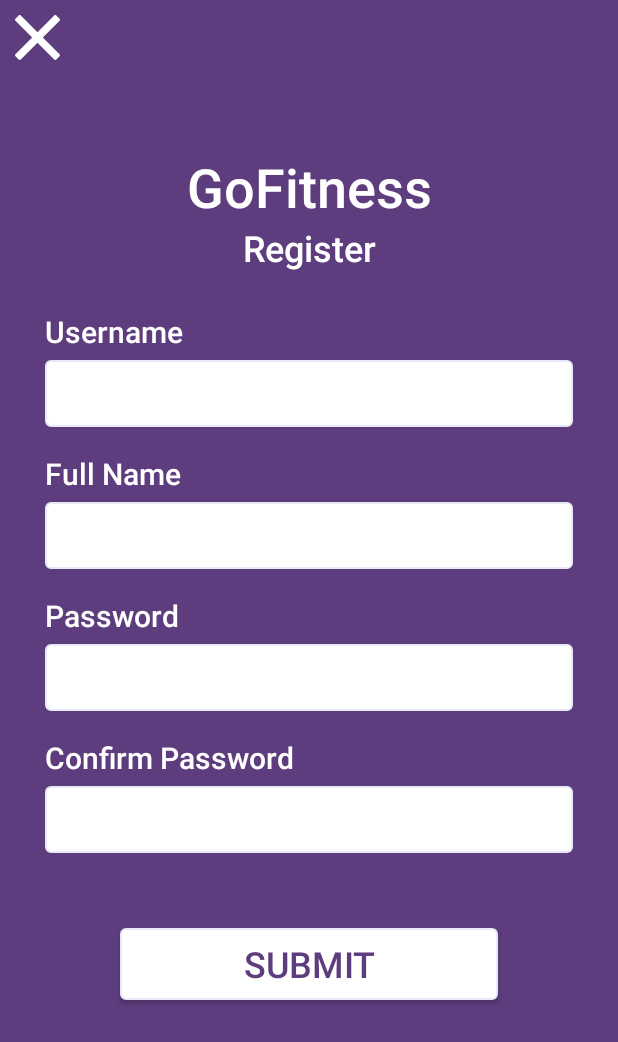
After one commit to nddung1508/gofitness-fe, an Android app: the fragment RegisterFormFragment placed in its activity, on a phone screen of 412 x 824 dp. The commit adds this screen. Shown: the top 1042 px of the screen. Run offline under Robolectric (Android 15) with nearby library versions, the phone set to English and light mode, and no system bars; 1 statement that could not run was skipped.

Commit message:
Create Bottom Sheet and Register Screen

```diff
--- a/app/build.gradle
+++ b/app/build.gradle
@@ -1,6 +1,7 @@
 plugins {
     id 'com.android.application'
     id 'org.jetbrains.kotlin.android'
+    id 'com.google.gms.google-services'
 }
 
 android {
@@ -42,6 +43,7 @@ dependencies {
     implementation 'androidx.appcompat:appcompat:1.6.1'
     implementation 'com.google.android.material:material:1.9.0'
     implementation 'androidx.constraintlayout:constraintlayout:2.1.4'
+    implementation 'com.google.firebase:firebase-auth-ktx:21.1.0'
     testImplementation 'junit:junit:4.13.2'
     androidTestImplementation 'androidx.test.ext:junit:1.1.5'
     androidTestImplementation 'androidx.test.espresso:espresso-core:3.5.1'
--- /dev/null
+++ b/app/src/main/java/com/example/gofitness/ui/AuthenticationNavigator.kt
@@ -0,0 +1,7 @@
+package com.example.gofitness.ui
+
+import android.os.Bundle
+
+interface AuthenticationNavigator {
+    fun navigateScreen(screenName:String, bundle: Bundle? = null)
+}
--- a/app/src/main/java/com/example/gofitness/ui/MainActivity.kt
+++ b/app/src/main/java/com/example/gofitness/ui/MainActivity.kt
@@ -27,6 +27,7 @@ class MainActivity : AppCompatActivity() {
     fun addFragment(fragment: Fragment) {
         supportFragmentManager.inTransaction {
             add(R.id.main_fragment_container, fragment)
+            addToBackStack(null)
         }
     }
 
--- a/app/src/main/java/com/example/gofitness/ui/login/LoginFragment.kt
+++ b/app/src/main/java/com/example/gofitness/ui/login/LoginFragment.kt
@@ -18,20 +18,21 @@ import androidx.viewpager.widget.PagerAdapter
 import androidx.viewpager.widget.ViewPager
 import com.example.gofitness.R
 import com.example.gofitness.databinding.FragmentLoginBinding
+import com.example.gofitness.ui.AuthenticationNavigator
+import com.example.gofitness.ui.MainActivity
+import com.google.android.material.bottomsheet.BottomSheetBehavior
 import java.util.*
 
 
 class LoginFragment : Fragment() {
     private lateinit var binding : FragmentLoginBinding
     private val imageList = listOf(R.drawable.starting_image1, R.drawable.starting_image2, R.drawable.starting_image3, R.drawable.starting_image4)
-    private val messageList = listOf("Let’s workout today", "Manage Your Own Workout", "Nutrition is important for you", "Have a broader view")
-    private val messageDetailList = listOf("Start workout today with GoFitness", "Planning, managing and tracking  your own workout activities",
-        "GoFitness help recommend you the best diet based on your workout goal", "Statistic will help you get all information you need about your workout ")
     private var currentImageIndex : Int = 0
     private val timer = Timer()
     private lateinit var timerTask: TimerTask
     private val handler = Handler(Looper.getMainLooper())
     private lateinit var viewPager: ViewPager
+    lateinit var authenticationNavigator : AuthenticationNavigator
 
 
     override fun onCreateView(
@@ -48,6 +49,35 @@ class LoginFragment : Fragment() {
 
     override fun onViewCreated(view: View, savedInstanceState: Bundle?) {
         super.onViewCreated(view, savedInstanceState)
+        //List of Message
+        val messageList = listOf(getString(R.string.lets_workout_today), getString(R.string.manage_your_own_workout), getString(R.string.important_nutrition), getString(R.string.broader_view))
+        val messageDetailList = listOf(getString(R.string.start_workout_today), getString(R.string.planning_and_tracking),
+            getString(R.string.help_recommend_diet), getString(R.string.help_recommend_diet))
+        val bottomSheetBehavior = BottomSheetBehavior.from(binding.flBottomSheet)
+        //Bottom Sheet
+        bottomSheetBehavior.peekHeight = 200
+        bottomSheetBehavior.isHideable = true
+        bottomSheetBehavior.state = BottomSheetBehavior.STATE_HIDDEN
+        binding.root.setOnClickListener {
+            bottomSheetBehavior.state = BottomSheetBehavior.STATE_HIDDEN
+        }
+        binding.btnLogin.setOnClickListener {
+            bottomSheetBehavior.state = BottomSheetBehavior.STATE_HIDDEN
+            binding.bottomSheetRegister.root.visibility = View.GONE
+            binding.bottomSheetLogin.root.visibility = View.VISIBLE
+            bottomSheetBehavior.setState(BottomSheetBehavior.STATE_EXPANDED)
+        }
+        binding.btnRegister.setOnClickListener {
+            bottomSheetBehavior.state = BottomSheetBehavior.STATE_HIDDEN
+            binding.bottomSheetLogin.root.visibility = View.GONE
+            binding.bottomSheetRegister.root.visibility = View.VISIBLE
+            bottomSheetBehavior.setState(BottomSheetBehavior.STATE_EXPANDED)
+        }
+
+        binding.bottomSheetLogin.clUser.setOnClickListener {
+            authenticationNavigator.navigateScreen(NAVIGATE_TO_REGISTER)
+        }
+        //Timer
         timerTask = object : TimerTask() {
             override fun run() {
                 handler.post {
@@ -134,4 +164,8 @@ class LoginFragment : Fragment() {
         timerTask.cancel()
         timer.cancel()
     }
+
+    companion object{
+        const val NAVIGATE_TO_REGISTER = "LOGIN_TO_REGISTER_FORM"
+    }
 }
--- /dev/null
+++ b/app/src/main/java/com/example/gofitness/ui/login/RegisterFormFragment.kt
@@ -0,0 +1,34 @@
+package com.example.gofitness.ui.login
+
+import android.os.Bundle
+import android.view.LayoutInflater
+import android.view.View
+import android.view.ViewGroup
+import androidx.fragment.app.Fragment
+import com.example.gofitness.databinding.FragmentRegisterFormBinding
+import com.example.gofitness.ui.AuthenticationNavigator
+import com.example.gofitness.ui.MainActivity
+
+class RegisterFormFragment : Fragment() {
+    private lateinit var binding :FragmentRegisterFormBinding
+    lateinit var authenticationNavigator : AuthenticationNavigator
+    override fun onCreateView(
+        inflater: LayoutInflater,
+        container: ViewGroup?,
+        savedInstanceState: Bundle?
+    ): View {
+        binding = FragmentRegisterFormBinding.inflate(inflater, container, false)
+        return binding.root
+    }
+
+    override fun onViewCreated(view: View, savedInstanceState: Bundle?) {
+        super.onViewCreated(view, savedInstanceState)
+        binding.btnGoBack.setOnClickListener {
+            requireActivity().supportFragmentManager.popBackStack()
+        }
+    }
+
+    companion object{
+        const val NAVIGATE_TO_LOGIN_FROM_REGISTER = "REGISTER_TO_LOGIN"
+    }
+}
--- /dev/null
+++ b/app/src/main/res/drawable/ic_bottom_sheet_background.xml
@@ -0,0 +1,6 @@
+<?xml version="1.0" encoding="utf-8"?>
+<shape xmlns:android="http://schemas.android.com/apk/res/android">
+    <solid android:color="@color/white"/>
+    <corners android:radius="@dimen/dp_5"/>
+    <stroke android:width="@dimen/dp_1" android:color="@color/colorNeutral05"/>
+</shape>
--- /dev/null
+++ b/app/src/main/res/drawable/ic_edit_text_background.xml
@@ -0,0 +1,6 @@
+<?xml version="1.0" encoding="utf-8"?>
+<shape xmlns:android="http://schemas.android.com/apk/res/android">
+    <solid android:color="@color/white"/>
+    <corners android:radius="@dimen/dp_3"/>
+    <stroke android:width="@dimen/dp_1" android:color="@color/colorNeutral05"/>
+</shape>
--- /dev/null
+++ b/app/src/main/res/drawable/ic_x_symbol.xml
@@ -0,0 +1,9 @@
+<vector xmlns:android="http://schemas.android.com/apk/res/android"
+    android:width="800dp"
+    android:height="800dp"
+    android:viewportWidth="460.77"
+    android:viewportHeight="460.77">
+  <path
+      android:pathData="M285.08,230.4L456.22,59.27c6.08,-6.08 6.08,-15.91 0,-21.99L423.51,4.57c-2.91,-2.91 -6.87,-4.55 -10.99,-4.55c-4.13,0 -8.08,1.64 -10.99,4.55l-171.14,171.14L59.25,4.57c-2.91,-2.91 -6.87,-4.55 -10.99,-4.55c-4.13,0 -8.08,1.64 -10.99,4.55L4.56,37.28c-6.08,6.07 -6.08,15.91 0,21.99l171.14,171.13L4.57,401.51c-6.07,6.08 -6.07,15.91 0,21.99l32.71,32.72c2.91,2.91 6.86,4.55 10.99,4.55c4.13,0 8.08,-1.64 10.99,-4.55l171.12,-171.12l171.12,171.12c2.91,2.91 6.87,4.55 10.99,4.55c4.13,0 8.08,-1.64 10.99,-4.55l32.71,-32.72c6.07,-6.07 6.07,-15.91 0,-21.99L285.08,230.4z"
+      android:fillColor="#FFFFFF"/>
+</vector>
--- /dev/null
+++ b/app/src/main/res/layout/fragment_register_form.xml
@@ -0,0 +1,148 @@
+<?xml version="1.0" encoding="utf-8"?>
+<androidx.constraintlayout.widget.ConstraintLayout xmlns:android="http://schemas.android.com/apk/res/android"
+    android:layout_width="match_parent"
+    android:layout_height="match_parent"
+    xmlns:app="http://schemas.android.com/apk/res-auto"
+    android:background="@color/purpleVictoria"
+    android:focusable="true">
+
+    <ImageView
+        android:id="@+id/btn_go_back"
+        android:layout_width="@dimen/dp_30"
+        android:layout_height="@dimen/dp_30"
+        app:layout_constraintStart_toStartOf="parent"
+        app:layout_constraintTop_toTopOf="parent"
+        android:layout_marginStart="@dimen/dp_10"
+        android:layout_marginTop="@dimen/dp_10"
+        android:src="@drawable/ic_x_symbol"/>
+
+
+    <TextView
+        android:id="@+id/tv_gofitness"
+        android:layout_width="wrap_content"
+        android:layout_height="wrap_content"
+        android:text="GoFitness"
+        android:textColor="@color/white"
+        style="@style/Textview.Semibold.Display.MD"
+        app:layout_constraintStart_toStartOf="parent"
+        app:layout_constraintEnd_toEndOf="parent"
+        app:layout_constraintTop_toTopOf="parent"
+        android:layout_marginTop="@dimen/dp_100" />
+
+    <TextView
+        android:id="@+id/tv_register"
+        android:layout_width="wrap_content"
+        android:layout_height="wrap_content"
+        android:text="Register"
+        android:textColor="@color/white"
+        style="@style/Textview.Semibold.Display.XS"
+        app:layout_constraintTop_toBottomOf="@id/tv_gofitness"
+        app:layout_constraintStart_toStartOf="parent"
+        app:layout_constraintEnd_toEndOf="parent" />
+
+    <TextView
+        android:layout_width="wrap_content"
+        android:layout_height="wrap_content"
+        app:layout_constraintStart_toStartOf="@id/et_username"
+        app:layout_constraintBottom_toTopOf="@id/et_username"
+        android:text="Username"
+        style="@style/Textview.Semibold.XL"
+        android:textColor="@color/white"
+        android:layout_marginBottom="@dimen/dp_5"/>
+
+    <EditText
+        android:id="@+id/et_username"
+        android:layout_width="match_parent"
+        android:layout_height="wrap_content"
+        android:paddingVertical="@dimen/dp_10"
+        app:layout_constraintStart_toStartOf="parent"
+        app:layout_constraintEnd_toEndOf="parent"
+        app:layout_constraintTop_toTopOf="parent"
+        android:layout_marginTop="@dimen/dp_240"
+        android:layout_marginHorizontal="@dimen/dp_30"
+        android:background="@drawable/ic_edit_text_background"
+        android:textColor="@color/black" />
+
+    <TextView
+        android:layout_width="wrap_content"
+        android:layout_height="wrap_content"
+        app:layout_constraintStart_toStartOf="@id/et_full_name"
+        app:layout_constraintBottom_toTopOf="@id/et_full_name"
+        android:text="Full Name"
+        style="@style/Textview.Semibold.XL"
+        android:textColor="@color/white"
+        android:layout_marginBottom="@dimen/dp_5"/>
+
+    <EditText
+        android:id="@+id/et_full_name"
+        android:layout_width="match_parent"
+        android:layout_height="wrap_content"
+        android:paddingVertical="@dimen/dp_10"
+        app:layout_constraintStart_toStartOf="parent"
+        app:layout_constraintEnd_toEndOf="parent"
+        app:layout_constraintTop_toBottomOf="@id/et_username"
+        android:layout_marginTop="@dimen/dp_50"
+        android:layout_marginHorizontal="@dimen/dp_30"
+        android:background="@drawable/ic_edit_text_background"
+        android:textColor="@color/black" />
+    <TextView
+        android:layout_width="wrap_content"
+        android:layout_height="wrap_content"
+        app:layout_constraintStart_toStartOf="@id/et_password"
+        app:layout_constraintBottom_toTopOf="@id/et_password"
+        android:text="Password"
+        style="@style/Textview.Semibold.XL"
+        android:textColor="@color/white"
+        android:layout_marginBottom="@dimen/dp_5"/>
+
+    <EditText
+        android:id="@+id/et_password"
+        android:layout_width="match_parent"
+        android:layout_height="wrap_content"
+        android:paddingVertical="@dimen/dp_10"
+        app:layout_constraintStart_toStartOf="parent"
+        app:layout_constraintEnd_toEndOf="parent"
+        app:layout_constraintTop_toBottomOf="@id/et_full_name"
+        android:layout_marginTop="@dimen/dp_50"
+        android:layout_marginHorizontal="@dimen/dp_30"
+        android:background="@drawable/ic_edit_text_background"
+        android:textColor="@color/black"
+        android:inputType="textPassword"/>
+    <TextView
+        android:layout_width="wrap_content"
+        android:layout_height="wrap_content"
+        app:layout_constraintStart_toStartOf="@id/et_confirm_password"
+        app:layout_constraintBottom_toTopOf="@id/et_confirm_password"
+        android:text="Confirm Password"
+        style="@style/Textview.Semibold.XL"
+        android:textColor="@color/white"
+        android:layout_marginBottom="@dimen/dp_5"/>
+
+    <EditText
+        android:id="@+id/et_confirm_password"
+        android:layout_width="match_parent"
+        android:layout_height="wrap_content"
+        android:paddingVertical="@dimen/dp_10"
+        app:layout_constraintStart_toStartOf="parent"
+        app:layout_constraintEnd_toEndOf="parent"
+        app:layout_constraintTop_toBottomOf="@id/et_password"
+        android:layout_marginTop="@dimen/dp_50"
+        android:layout_marginHorizontal="@dimen/dp_30"
+        android:background="@drawable/ic_edit_text_background"
+        android:textColor="@color/black"
+        android:inputType="textPassword"/>
+
+    <Button
+        android:id="@+id/btn_submit"
+        android:layout_width="match_parent"
+        android:layout_height="wrap_content"
+        app:layout_constraintStart_toStartOf="parent"
+        app:layout_constraintEnd_toEndOf="parent"
+        app:layout_constraintTop_toBottomOf="@id/et_confirm_password"
+        android:layout_marginTop="@dimen/dp_50"
+        android:layout_marginHorizontal="@dimen/dp_80"
+        android:text="Submit"
+        android:textSize="@dimen/sp_24"
+        android:textColor="@color/purpleVictoria"
+        android:background="@drawable/ic_edit_text_background"/>
+</androidx.constraintlayout.widget.ConstraintLayout>
--- a/app/src/main/res/values/colors.xml
+++ b/app/src/main/res/values/colors.xml
@@ -9,6 +9,7 @@
     <color name="black">#FF000000</color>
     <color name="white">#FFFFFFFF</color>
     <color name="purpleVictoria">#5D3D7D</color>
+    <color name="Chablis">#FFF2F2</color>
     <!-- Neutral -->
     <color name="colorNeutral01">#191737</color>
     <color name="colorNeutral02">#3E4054</color>
--- a/app/src/main/res/values/strings.xml
+++ b/app/src/main/res/values/strings.xml
@@ -1,3 +1,11 @@
 <resources>
     <string name="app_name">GoFitness</string>
+    <string name="lets_workout_today">Let’s workout today</string>
+    <string name="manage_your_own_workout">Manage Your Own Workout</string>
+    <string name="important_nutrition">Nutrition is important for you</string>
+    <string name="broader_view">Have a Broader View</string>
+    <string name="start_workout_today">Start workout today with GoFitness</string>
+    <string name="planning_and_tracking">Planning, managing and tracking  your own workout activities</string>
+    <string name="help_recommend_diet">GoFitness help recommend you the best diet based on your workout goal</string>
+    <string name="statistic_will_help">Statistic will help you get all information you need about your workout</string>
 </resources>
--- a/build.gradle
+++ b/build.gradle
@@ -1,4 +1,8 @@
-// Top-level build file where you can add configuration options common to all sub-projects/modules.
+buildscript {
+    dependencies {
+        classpath 'com.google.gms:google-services:4.3.14'
+    }
+}// Top-level build file where you can add configuration options common to all sub-projects/modules.
 plugins {
     id 'com.android.application' version '7.4.2' apply false
     id 'com.android.library' version '7.4.2' apply false
```
Also changed, not shown: app/src/main/java/com/example/gofitness/ui/splash/SplashFragment.kt (+24 -7 lines), app/src/main/res/drawable/ic_google_icon.xml (added, +34 -0 lines), app/src/main/res/drawable/ic_icon_account.xml (added, +9 -0 lines), app/src/main/res/layout/bottom_sheet_login_layout.xml (added, +74 -0 lines), app/src/main/res/layout/bottom_sheet_register_layout.xml (added, +63 -0 lines), app/src/main/res/layout/fragment_login.xml (+28 -4 lines), 1 other file.
